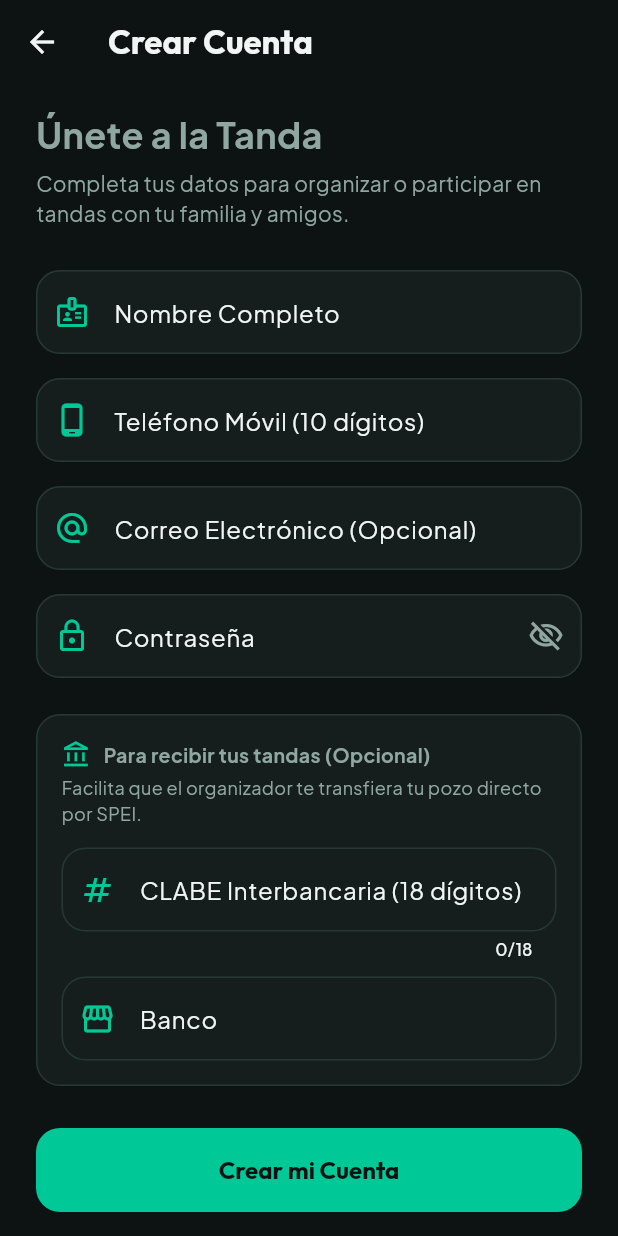
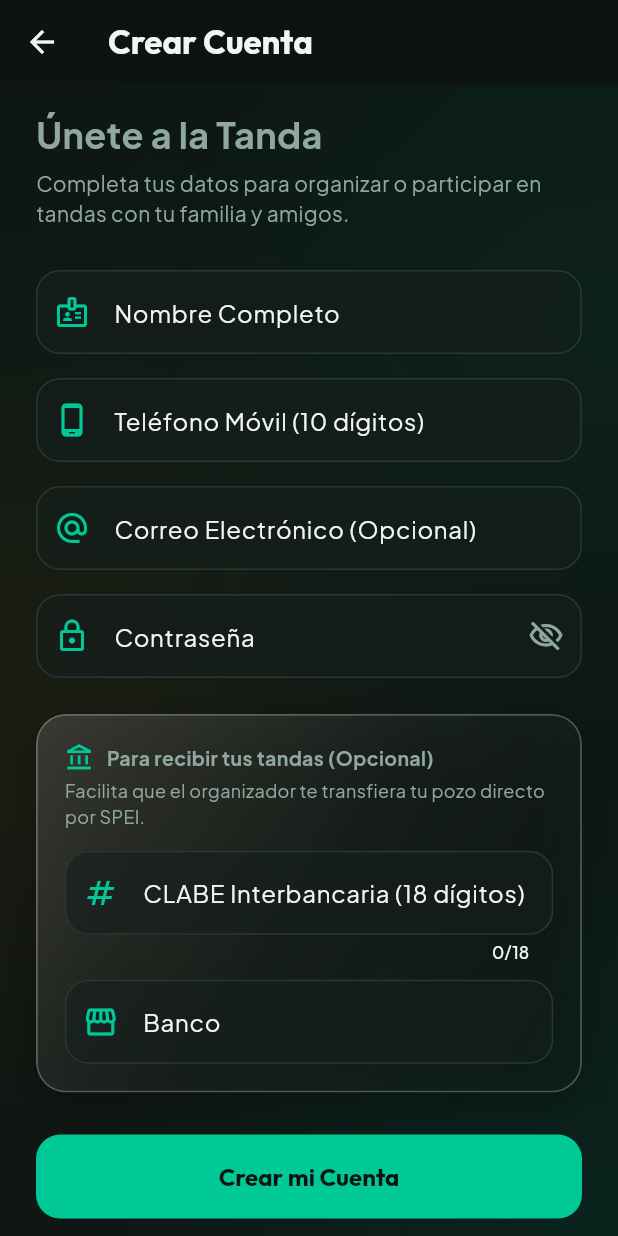
Before and after one commit to Epigibson/tandas-frontend, a Flutter app: the screen it shows after launch, after a tap on "Crear cuenta", on a phone screen of 412 x 824 dp. Run offline on Flutter 3.47's test engine with Material 3 defaults, Android fonts, the phone set to English and light mode, and no system bars; our stand-ins replace dio, flutter_animate, flutter_riverpod, google_fonts, image_picker, shared_preferences; network calls fail.

Commit message:
feat(ui): complete Liquid Glass system and centralized rebranding across all screens

```diff
--- a/lib/features/auth/presentation/screens/login_screen.dart
+++ b/lib/features/auth/presentation/screens/login_screen.dart
@@ -3,6 +3,7 @@ import 'package:flutter/services.dart';
 import 'package:flutter_riverpod/flutter_riverpod.dart';
 import '../../../../core/theme/app_colors.dart';
 import '../../../../core/theme/brand_config.dart';
+import '../../../../shared/widgets/liquid_glass.dart';
 import '../controllers/auth_controller.dart';
 import 'register_screen.dart';
 
@@ -65,17 +66,16 @@ class _LoginScreenState extends ConsumerState<LoginScreen> {
   @override
   Widget build(BuildContext context) {
     return Scaffold(
-      body: SafeArea(
+      body: LiquidGlassBackground(
+        child: SafeArea(
           child: Center(
             child: SingleChildScrollView(
-            padding: const EdgeInsets.symmetric(horizontal: 24),
-            child: Form(
-              key: _formKey,
+              padding: const EdgeInsets.symmetric(horizontal: 24, vertical: 20),
               child: Column(
                 mainAxisAlignment: MainAxisAlignment.center,
                 crossAxisAlignment: CrossAxisAlignment.stretch,
                 children: [
-                  const SizedBox(height: 20),
+                  const SizedBox(height: 10),
                   // Logo Icono con Aura
                   Center(
                     child: Container(
@@ -83,12 +83,12 @@ class _LoginScreenState extends ConsumerState<LoginScreen> {
                       height: 80,
                       decoration: BoxDecoration(
                         shape: BoxShape.circle,
-                        color: AppColors.darkSurface,
+                        color: AppColors.primary.withValues(alpha: 0.12),
                         border: Border.all(color: AppColors.primary, width: 2),
                         boxShadow: [
                           BoxShadow(
-                            color: AppColors.primary.withValues(alpha: 0.3),
-                            blurRadius: 24,
+                            color: AppColors.primary.withValues(alpha: 0.35),
+                            blurRadius: 28,
                             spreadRadius: 4,
                           ),
                         ],
@@ -102,7 +102,7 @@ class _LoginScreenState extends ConsumerState<LoginScreen> {
                       ),
                     ),
                   ),
-                  const SizedBox(height: 24),
+                  const SizedBox(height: 20),
 
                   // Títulos
                   Text(
@@ -123,8 +123,20 @@ class _LoginScreenState extends ConsumerState<LoginScreen> {
                       color: AppColors.darkTextSecondary,
                     ),
                   ),
-                  const SizedBox(height: 36),
+                  const SizedBox(height: 28),
 
+                  // Card de Vidrio Líquido para el Formulario
+                  LiquidGlassContainer(
+                    padding: const EdgeInsets.all(24),
+                    borderRadius: BrandConfig.modalRadius,
+                    blur: 24,
+                    opacity: 0.08,
+                    borderOpacity: 0.25,
+                    child: Form(
+                      key: _formKey,
+                      child: Column(
+                        crossAxisAlignment: CrossAxisAlignment.stretch,
+                        children: [
                           // Input Teléfono o Correo
                           TextFormField(
                             controller: _phoneOrEmailController,
@@ -134,17 +146,17 @@ class _LoginScreenState extends ConsumerState<LoginScreen> {
                               hintText: '5512345678 o correo@ejemplo.com',
                               prefixIcon: const Icon(Icons.person_outline, color: AppColors.primary),
                               filled: true,
-                      fillColor: AppColors.darkSurface,
+                              fillColor: AppColors.darkSurface.withValues(alpha: 0.6),
                               border: OutlineInputBorder(
-                        borderRadius: BorderRadius.circular(16),
+                                borderRadius: BorderRadius.circular(BrandConfig.inputRadius),
                                 borderSide: const BorderSide(color: AppColors.darkBorder),
                               ),
                               enabledBorder: OutlineInputBorder(
-                        borderRadius: BorderRadius.circular(16),
+                                borderRadius: BorderRadius.circular(BrandConfig.inputRadius),
                                 borderSide: const BorderSide(color: AppColors.darkBorder),
                               ),
                               focusedBorder: OutlineInputBorder(
-                        borderRadius: BorderRadius.circular(16),
+                                borderRadius: BorderRadius.circular(BrandConfig.inputRadius),
                                 borderSide: const BorderSide(color: AppColors.primary, width: 1.5),
                               ),
                             ),
@@ -174,17 +186,17 @@ class _LoginScreenState extends ConsumerState<LoginScreen> {
                                 },
                               ),
                               filled: true,
-                      fillColor: AppColors.darkSurface,
+                              fillColor: AppColors.darkSurface.withValues(alpha: 0.6),
                               border: OutlineInputBorder(
-                        borderRadius: BorderRadius.circular(16),
+                                borderRadius: BorderRadius.circular(BrandConfig.inputRadius),
                                 borderSide: const BorderSide(color: AppColors.darkBorder),
                               ),
                               enabledBorder: OutlineInputBorder(
-                        borderRadius: BorderRadius.circular(16),
+                                borderRadius: BorderRadius.circular(BrandConfig.inputRadius),
                                 borderSide: const BorderSide(color: AppColors.darkBorder),
                               ),
                               focusedBorder: OutlineInputBorder(
-                        borderRadius: BorderRadius.circular(16),
+                                borderRadius: BorderRadius.circular(BrandConfig.inputRadius),
                                 borderSide: const BorderSide(color: AppColors.primary, width: 1.5),
                               ),
                             ),
@@ -195,9 +207,9 @@ class _LoginScreenState extends ConsumerState<LoginScreen> {
                               return null;
                             },
                           ),
-                  const SizedBox(height: 28),
+                          const SizedBox(height: 24),
 
-                  // Botón Iniciar Sesión
+                          // Botón Iniciar Sesión con estilo destacado
                           ElevatedButton(
                             onPressed: _isLoading ? null : _handleLogin,
                             style: ElevatedButton.styleFrom(
@@ -205,8 +217,10 @@ class _LoginScreenState extends ConsumerState<LoginScreen> {
                               backgroundColor: AppColors.primary,
                               foregroundColor: AppColors.darkBg,
                               shape: RoundedRectangleBorder(
-                        borderRadius: BorderRadius.circular(16),
+                                borderRadius: BorderRadius.circular(BrandConfig.buttonRadius),
                               ),
+                              elevation: 4,
+                              shadowColor: AppColors.primary.withValues(alpha: 0.5),
                             ),
                             child: _isLoading
                                 ? const SizedBox(
@@ -225,7 +239,11 @@ class _LoginScreenState extends ConsumerState<LoginScreen> {
                                     ),
                                   ),
                           ),
-                  const SizedBox(height: 20),
+                        ],
+                      ),
+                    ),
+                  ),
+                  const SizedBox(height: 24),
 
                   // Ir a Registro
                   Row(
--- a/lib/features/auth/presentation/screens/register_screen.dart
+++ b/lib/features/auth/presentation/screens/register_screen.dart
@@ -2,6 +2,8 @@ import 'package:flutter/material.dart';
 import 'package:flutter/services.dart';
 import 'package:flutter_riverpod/flutter_riverpod.dart';
 import '../../../../core/theme/app_colors.dart';
+import '../../../../core/theme/brand_config.dart';
+import '../../../../shared/widgets/liquid_glass.dart';
 import '../controllers/auth_controller.dart';
 
 class RegisterScreen extends ConsumerStatefulWidget {
@@ -79,11 +81,14 @@ class _RegisterScreenState extends ConsumerState<RegisterScreen> {
     return Scaffold(
       appBar: AppBar(
         title: const Text('Crear Cuenta'),
+        backgroundColor: Colors.transparent,
+        elevation: 0,
       ),
-      body: SafeArea(
-        child: SingleChildScrollView(
-          padding: const EdgeInsets.symmetric(horizontal: 24, vertical: 16),
-          child: Form(
+      body: LiquidGlassBackground(
+        child: SafeArea(
+          child: SingleChildScrollView(
+            padding: const EdgeInsets.symmetric(horizontal: 24, vertical: 16),
+            child: Form(
             key: _formKey,
             child: Column(
               crossAxisAlignment: CrossAxisAlignment.stretch,
@@ -184,13 +189,11 @@ class _RegisterScreenState extends ConsumerState<RegisterScreen> {
                 const SizedBox(height: 24),
 
                 // Sección Opcional de Datos Bancarios (CLABE)
-                Container(
-                  padding: const EdgeInsets.all(16),
-                  decoration: BoxDecoration(
-                    color: AppColors.darkSurface,
-                    borderRadius: BorderRadius.circular(16),
-                    border: Border.all(color: AppColors.darkBorder),
-                  ),
+                LiquidGlassContainer(
+                  padding: const EdgeInsets.all(18),
+                  borderRadius: BrandConfig.cardRadius,
+                  opacity: 0.08,
+                  borderOpacity: 0.25,
                   child: Column(
                     crossAxisAlignment: CrossAxisAlignment.start,
                     children: [
@@ -269,7 +272,8 @@ class _RegisterScreenState extends ConsumerState<RegisterScreen> {
           ),
         ),
       ),
-    );
+    ),
+  );
   }
 
   InputDecoration _buildInputDecoration({
@@ -284,17 +288,17 @@ class _RegisterScreenState extends ConsumerState<RegisterScreen> {
       prefixIcon: Icon(icon, color: AppColors.primary),
       suffixIcon: suffixIcon,
       filled: true,
-      fillColor: AppColors.darkSurface,
+      fillColor: AppColors.darkSurface.withValues(alpha: 0.6),
       border: OutlineInputBorder(
-        borderRadius: BorderRadius.circular(16),
+        borderRadius: BorderRadius.circular(BrandConfig.inputRadius),
         borderSide: const BorderSide(color: AppColors.darkBorder),
       ),
       enabledBorder: OutlineInputBorder(
-        borderRadius: BorderRadius.circular(16),
+        borderRadius: BorderRadius.circular(BrandConfig.inputRadius),
         borderSide: const BorderSide(color: AppColors.darkBorder),
       ),
       focusedBorder: OutlineInputBorder(
-        borderRadius: BorderRadius.circular(16),
+        borderRadius: BorderRadius.circular(BrandConfig.inputRadius),
         borderSide: const BorderSide(color: AppColors.primary, width: 1.5),
       ),
     );
--- /dev/null
+++ b/lib/shared/widgets/liquid_glass.dart
@@ -0,0 +1,266 @@
+import 'dart:ui';
+import 'package:flutter/material.dart';
+import '../../core/theme/brand_config.dart';
+
+/// =========================================================================
+/// 🧪 LIQUID GLASS DESIGN SYSTEM (GLASSMORPHISM DE ALTA PRECISIÓN)
+/// =========================================================================
+
+/// Contenedor de Vidrio Líquido con desenfoque de fondo (BackdropFilter),
+/// reflejo especular en bordes y brillo refractivo translúcido.
+class LiquidGlassContainer extends StatelessWidget {
+  final Widget child;
+  final double? width;
+  final double? height;
+  final EdgeInsetsGeometry padding;
+  final EdgeInsetsGeometry? margin;
+  final double borderRadius;
+  final double blur;
+  final Color? tintColor;
+  final double opacity;
+  final double borderOpacity;
+  final List<BoxShadow>? shadows;
+  final VoidCallback? onTap;
+
+  const LiquidGlassContainer({
+    super.key,
+    required this.child,
+    this.width,
+    this.height,
+    this.padding = const EdgeInsets.all(20),
+    this.margin,
+    this.borderRadius = BrandConfig.cardRadius,
+    this.blur = 18.0,
+    this.tintColor,
+    this.opacity = 0.08,
+    this.borderOpacity = 0.22,
+    this.shadows,
+    this.onTap,
+  });
+
+  @override
+  Widget build(BuildContext context) {
+    final effectiveTint = tintColor ?? Colors.white;
+
+    Widget content = Container(
+      width: width,
+      height: height,
+      margin: margin,
+      decoration: BoxDecoration(
+        borderRadius: BorderRadius.circular(borderRadius),
+        boxShadow: shadows ??
+            [
+              BoxShadow(
+                color: Colors.black.withValues(alpha: 0.25),
+                blurRadius: 24,
+                offset: const Offset(0, 10),
+              ),
+              if (tintColor != null)
+                BoxShadow(
+                  color: tintColor!.withValues(alpha: 0.12),
+                  blurRadius: 30,
+                  spreadRadius: 2,
+                ),
+            ],
+      ),
+      child: ClipRRect(
+        borderRadius: BorderRadius.circular(borderRadius),
+        child: BackdropFilter(
+          filter: ImageFilter.blur(sigmaX: blur, sigmaY: blur),
+          child: Container(
+            padding: padding,
+            decoration: BoxDecoration(
+              borderRadius: BorderRadius.circular(borderRadius),
+              // Gradiente de refracción líquida (brillo suave en ángulo de luz)
+              gradient: LinearGradient(
+                begin: Alignment.topLeft,
+                end: Alignment.bottomRight,
+                colors: [
+                  effectiveTint.withValues(alpha: opacity + 0.06),
+                  effectiveTint.withValues(alpha: opacity * 0.5),
+                  effectiveTint.withValues(alpha: opacity * 0.1),
+                ],
+                stops: const [0.0, 0.5, 1.0],
+              ),
+              // Borde biselado con reflejo de luz superior
+              border: Border.all(
+                color: effectiveTint.withValues(alpha: borderOpacity),
+                width: 1.2,
+              ),
+            ),
+            child: child,
+          ),
+        ),
+      ),
+    );
+
+    if (onTap != null) {
+      return GestureDetector(
+        onTap: onTap,
+        behavior: HitTestBehavior.opaque,
+        child: content,
+      );
+    }
+
+    return content;
+  }
+}
+
+/// Fondo Ambiental Líquido con orbes de luz orgánica difusa.
+/// Coloca esto detrás de tu Scaffold o CustomScrollView para que el vidrio
+/// líquido tenga colores que refractar y cobre vida.
+class LiquidGlassBackground extends StatelessWidget {
+  final Widget child;
+  final Color orbColor1;
+  final Color orbColor2;
+  final Color orbColor3;
+
+  const LiquidGlassBackground({
+    super.key,
+    required this.child,
+    this.orbColor1 = BrandConfig.primary,
+    this.orbColor2 = BrandConfig.secondary,
+    this.orbColor3 = const Color(0xFF005A44),
+  });
+
+  @override
+  Widget build(BuildContext context) {
+    final size = MediaQuery.of(context).size;
+
+    return Stack(
+      children: [
+        // Fondo base profundo
+        Container(
+          width: double.infinity,
+          height: double.infinity,
+          color: BrandConfig.darkBackground,
+        ),
+
+        // Orbe 1: Luz Esmeralda / Primaria Superior Derecha
+        Positioned(
+          top: -60,
+          right: -80,
+          child: Container(
+            width: size.width * 0.75,
+            height: size.width * 0.75,
+            decoration: BoxDecoration(
+              shape: BoxShape.circle,
+              color: orbColor1.withValues(alpha: 0.18),
+            ),
+            child: BackdropFilter(
+              filter: ImageFilter.blur(sigmaX: 90, sigmaY: 90),
+              child: const SizedBox.expand(),
+            ),
+          ),
+        ),
+
+        // Orbe 2: Luz Ámbar / Dorada Centro-Izquierda
+        Positioned(
+          top: size.height * 0.35,
+          left: -100,
+          child: Container(
+            width: size.width * 0.65,
+            height: size.width * 0.65,
+            decoration: BoxDecoration(
+              shape: BoxShape.circle,
+              color: orbColor2.withValues(alpha: 0.12),
+            ),
+            child: BackdropFilter(
+              filter: ImageFilter.blur(sigmaX: 100, sigmaY: 100),
+              child: const SizedBox.expand(),
+            ),
+          ),
+        ),
+
+        // Orbe 3: Luz Profunda Inferior Derecha
+        Positioned(
+          bottom: -80,
+          right: -40,
+          child: Container(
+            width: size.width * 0.7,
+            height: size.width * 0.7,
+            decoration: BoxDecoration(
+              shape: BoxShape.circle,
+              color: orbColor3.withValues(alpha: 0.22),
+            ),
+            child: BackdropFilter(
+              filter: ImageFilter.blur(sigmaX: 110, sigmaY: 110),
+              child: const SizedBox.expand(),
+            ),
+          ),
+        ),
+
+        // Contenido de la pantalla encima del líquido
+        child,
+      ],
+    );
+  }
+}
+
+/// Botón estilizado con efecto Vidrio Líquido pulido
+class LiquidGlassButton extends StatelessWidget {
+  final VoidCallback? onPressed;
+  final Widget child;
+  final IconData? icon;
+  final Color? tintColor;
+  final EdgeInsetsGeometry padding;
+
+  const LiquidGlassButton({
+    super.key,
+    required this.onPressed,
+    required this.child,
+    this.icon,
+    this.tintColor,
+    this.padding = const EdgeInsets.symmetric(horizontal: 20, vertical: 14),
+  });
+
+  @override
+  Widget build(BuildContext context) {
+    final tint = tintColor ?? BrandConfig.primary;
+
+    return ClipRRect(
+      borderRadius: BorderRadius.circular(BrandConfig.buttonRadius),
+      child: BackdropFilter(
+        filter: ImageFilter.blur(sigmaX: 14, sigmaY: 14),
+        child: Material(
+          color: Colors.transparent,
+          child: InkWell(
+            onTap: onPressed,
+            splashColor: tint.withValues(alpha: 0.2),
+            highlightColor: tint.withValues(alpha: 0.1),
+            borderRadius: BorderRadius.circular(BrandConfig.buttonRadius),
+            child: Container(
+              padding: padding,
+              decoration: BoxDecoration(
+                borderRadius: BorderRadius.circular(BrandConfig.buttonRadius),
+                gradient: LinearGradient(
+                  begin: Alignment.topLeft,
+                  end: Alignment.bottomRight,
+                  colors: [
+                    tint.withValues(alpha: 0.18),
+                    tint.withValues(alpha: 0.05),
+                  ],
+                ),
+                border: Border.all(
+                  color: tint.withValues(alpha: 0.35),
+                  width: 1.2,
+                ),
+              ),
+              child: Row(
+                mainAxisSize: MainAxisSize.min,
+                mainAxisAlignment: MainAxisAlignment.center,
+                children: [
+                  if (icon != null) ...[
+                    Icon(icon, color: tint, size: 20),
+                    const SizedBox(width: 8),
+                  ],
+                  child,
+                ],
+              ),
+            ),
+          ),
+        ),
+      ),
+    );
+  }
+}
```
Also changed, not shown: lib/features/home/presentation/screens/home_screen.dart (+22 -36 lines), lib/features/tanda_creator/presentation/screens/create_tanda_screen.dart (+24 -24 lines), lib/features/tanda_detail/presentation/screens/tanda_detail_screen.dart (+23 -21 lines), lib/features/tanda_detail/presentation/widgets/tanda_journey_timeline.dart (+16 -32 lines). Lines whose indentation alone changed are shown as unchanged.
